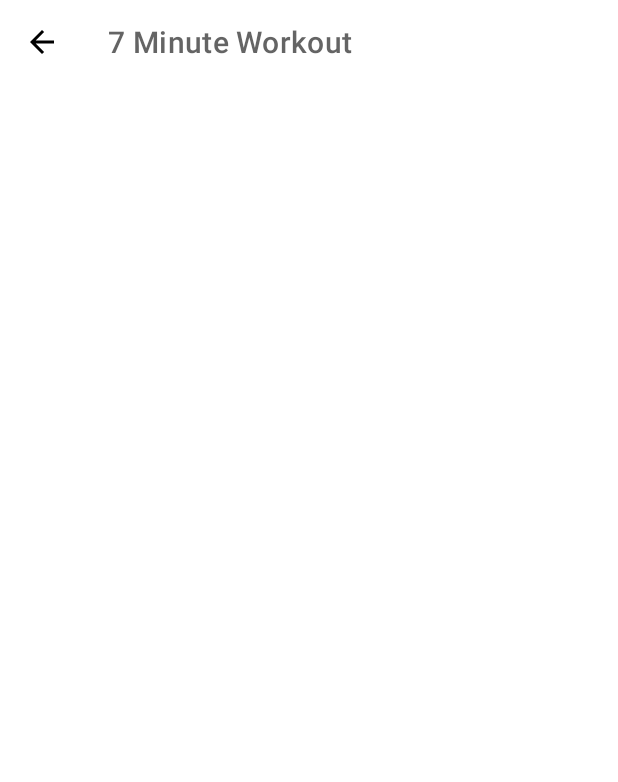
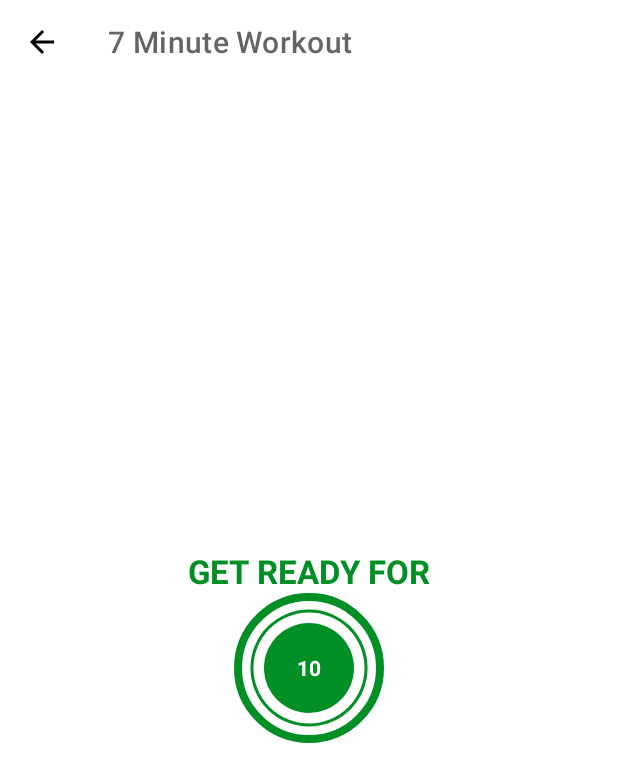
Before and after one commit to emailman/7MinuteWorkout, an Android app: the ExerciseActivity screen opened directly, with no data from a screen before it, on a phone screen of 412 x 824 dp. Shown: the top 782 px of the screen. Run offline under Robolectric (Android 15) with nearby library versions, the phone set to English and light mode, and no system bars.

Commit message:
Add custom progress bar

```diff
--- /dev/null
+++ b/app/src/main/res/drawable-v24/circular_progress_gray.xml
@@ -0,0 +1,13 @@
+<?xml version="1.0" encoding="utf-8"?>
+<layer-list xmlns:android="http://schemas.android.com/apk/res/android">
+    <item>
+        <shape
+            android:innerRadiusRatio="2.7"
+            android:shape="ring"
+            android:thicknessRatio="50"
+            android:useLevel="true">
+            <solid android:color="#D4DEE7" />
+
+        </shape>
+    </item>
+</layer-list>
--- /dev/null
+++ b/app/src/main/res/drawable/circular_progress_bar.xml
@@ -0,0 +1,13 @@
+<?xml version="1.0" encoding="utf-8"?>
+<layer-list xmlns:android="http://schemas.android.com/apk/res/android">
+    <item>
+        <shape
+            android:innerRadiusRatio="2.7"
+            android:shape="ring"
+            android:thicknessRatio="50"
+            android:useLevel="true">
+            <solid android:color="@color/colorAccent" />
+
+        </shape>
+    </item>
+</layer-list>
--- /dev/null
+++ b/app/src/main/res/drawable/item_circular_accent_background.xml
@@ -0,0 +1,5 @@
+<?xml version="1.0" encoding="utf-8"?>
+<shape xmlns:android="http://schemas.android.com/apk/res/android"
+    android:shape="oval" >
+    <solid android:color="@color/colorAccent" />
+</shape>
--- a/app/src/main/res/layout/activity_exercise.xml
+++ b/app/src/main/res/layout/activity_exercise.xml
@@ -1,18 +1,72 @@
 <?xml version="1.0" encoding="utf-8"?>
-<RelativeLayout xmlns:android="http://schemas.android.com/apk/res/android"
+<androidx.constraintlayout.widget.ConstraintLayout xmlns:android="http://schemas.android.com/apk/res/android"
+    xmlns:app="http://schemas.android.com/apk/res-auto"
     xmlns:tools="http://schemas.android.com/tools"
+    android:id="@+id/tvTitle"
     android:layout_width="match_parent"
     android:layout_height="match_parent"
-    xmlns:app="http://schemas.android.com/apk/res-auto"
     tools:context=".ExerciseActivity">
 
     <androidx.appcompat.widget.Toolbar
         android:id="@+id/toolbarExercise"
         android:layout_width="match_parent"
         android:layout_height="?android:attr/actionBarSize"
+        android:background="@color/white"
         android:theme="@style/ToolbarTheme"
-        android:background="@color/white"
-        app:titleTextColor="@color/colorPrimary"
-        />
+        app:layout_constraintTop_toTopOf="parent"
+        app:titleTextColor="@color/colorPrimary" />
 
-</RelativeLayout>
+    <TextView
+        android:id="@+id/textView"
+        android:layout_width="wrap_content"
+        android:layout_height="wrap_content"
+        android:text="@string/get_ready_for"
+        android:textSize="22sp"
+        android:textColor="@color/colorAccent"
+        android:textStyle="bold"
+
+        app:layout_constraintEnd_toEndOf="parent"
+        app:layout_constraintStart_toStartOf="parent"
+        app:layout_constraintBottom_toTopOf="@+id/flProgressBar" />
+
+    <FrameLayout
+        android:id="@+id/flProgressBar"
+        android:layout_width="100dp"
+        android:layout_height="100dp"
+        android:layout_marginTop="10dp"
+        android:background="@drawable/item_circular_accent_border"
+        app:layout_constraintEnd_toEndOf="parent"
+        app:layout_constraintStart_toStartOf="parent"
+        app:layout_constraintBottom_toBottomOf="parent"
+        app:layout_constraintTop_toBottomOf="@+id/toolbarExercise" >
+
+        <ProgressBar
+            android:id="@+id/progressBar"
+            style="?android:attr/progressBarStyleHorizontal"
+            android:layout_width="100dp"
+            android:layout_height="100dp"
+            android:layout_gravity="center"
+            android:background="@drawable/circular_progress_gray"
+            android:progressDrawable="@drawable/circular_progress_bar"
+            android:indeterminate="false"
+            android:max="10"
+            android:progress="100"
+            android:rotation="-90" />
+
+        <LinearLayout
+            android:layout_width="60dp"
+            android:layout_height="60dp"
+            android:layout_gravity="center"
+            android:background="@drawable/item_circular_accent_background"
+            android:gravity="center" >
+            <TextView
+                android:id="@+id/tvTimer"
+                android:layout_width="wrap_content"
+                android:layout_height="wrap_content"
+                android:textColor="@color/white"
+                android:textStyle="bold"
+                android:text="@string/_10" />
+        </LinearLayout>
+    </FrameLayout>
+
+</androidx.constraintlayout.widget.ConstraintLayout>
--- a/app/src/main/res/values/strings.xml
+++ b/app/src/main/res/values/strings.xml
@@ -2,4 +2,6 @@
     <string name="app_name">7 Minute Workout</string>
     <string name="start">START</string>
     <string name="my_image_view">My Image View</string>
+    <string name="get_ready_for">GET READY FOR</string>
+    <string name="_10">10</string>
 </resources>
```
